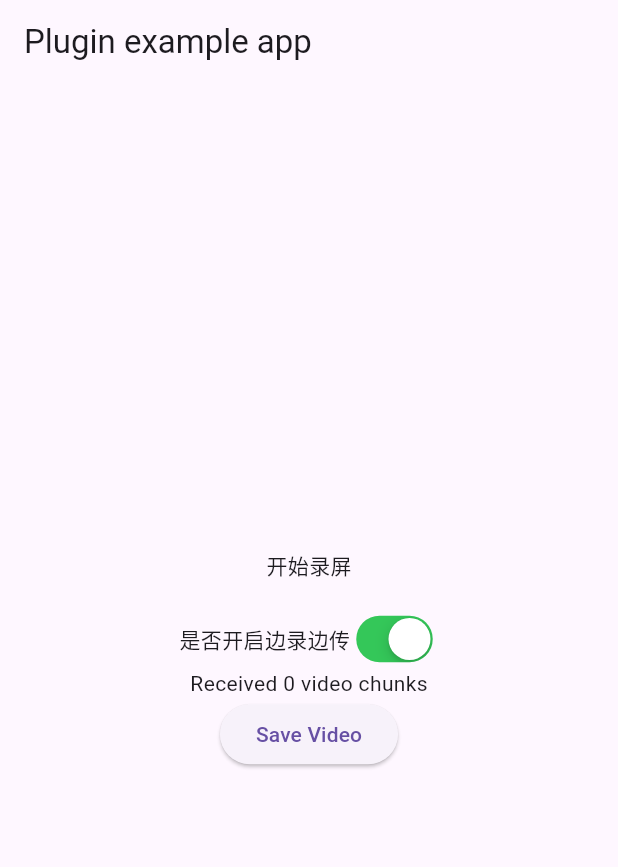
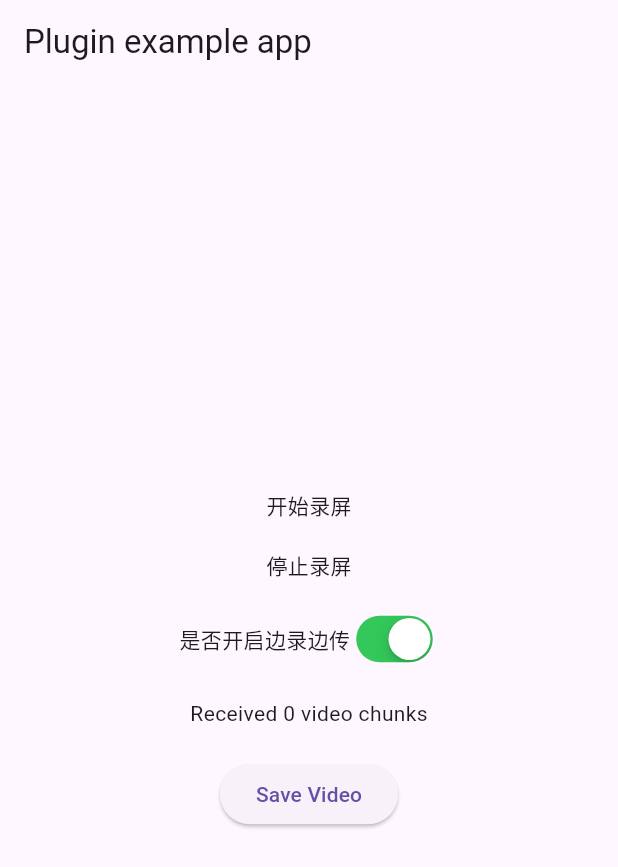
Before and after one commit to libwiki/lib_screen_recorder, a Flutter app: the screen it shows after launch, after a tap on "开始录屏", on a phone screen of 412 x 824 dp. Shown: the top 867 px of the screen. Run offline on Flutter 3.47's test engine with Material 3 defaults, Android fonts, the phone set to English and light mode, and no system bars; our stand-ins replace plugin_platform_interface.

```diff
--- a/example/lib/main.dart
+++ b/example/lib/main.dart
@@ -27,7 +27,6 @@ class _MyAppState extends State<MyApp> {
   List<Uint8List> _videoChunks = [];
   late String _outputFilePath;
   final _screenRecordingPlugin = ScreenRecording();
-  bool isRecord = false;
   double screenWidth = 0;
   double screenHeight = 0;
 
@@ -89,17 +88,15 @@ class _MyAppState extends State<MyApp> {
             children: <Widget>[
               GestureDetector(
                   onTap: () async {
-                    if (!isRecord) {
-                      var x = await _screenRecordingPlugin.startRecordScreen(
-                          "test", screenHeight.toInt(), screenWidth.toInt());
-                    } else {
-                      var x = await _screenRecordingPlugin.stopRecordScreen();
-                    }
-                    setState(() {
-                      isRecord = !isRecord;
-                    });
+                    await _screenRecordingPlugin.startRecordScreen("test", screenHeight.toInt(), screenWidth.toInt());
                   },
-                  child: Text(isRecord ? "录屏中" : "开始录屏")),
+                  child: const Text("开始录屏")),
+              const SizedBox(height: 20),
+              GestureDetector(
+                  onTap: () async {
+                    await _screenRecordingPlugin.stopRecordScreen();
+                  },
+                  child: const Text("停止录屏")),
               const SizedBox(height: 20),
               Row(
                 mainAxisAlignment: MainAxisAlignment.center,
@@ -108,7 +105,9 @@ class _MyAppState extends State<MyApp> {
                   CupertinoSwitch(value: true, onChanged: (value) {}),
                 ],
               ),
+              const SizedBox(height: 20),
               Text('Received ${_videoChunks.length} video chunks'),
+              const SizedBox(height: 20),
               ElevatedButton(
                 onPressed: _saveVideoToFile,
                 child: const Text('Save Video'),
```
Also changed, not shown: 9 other files.
